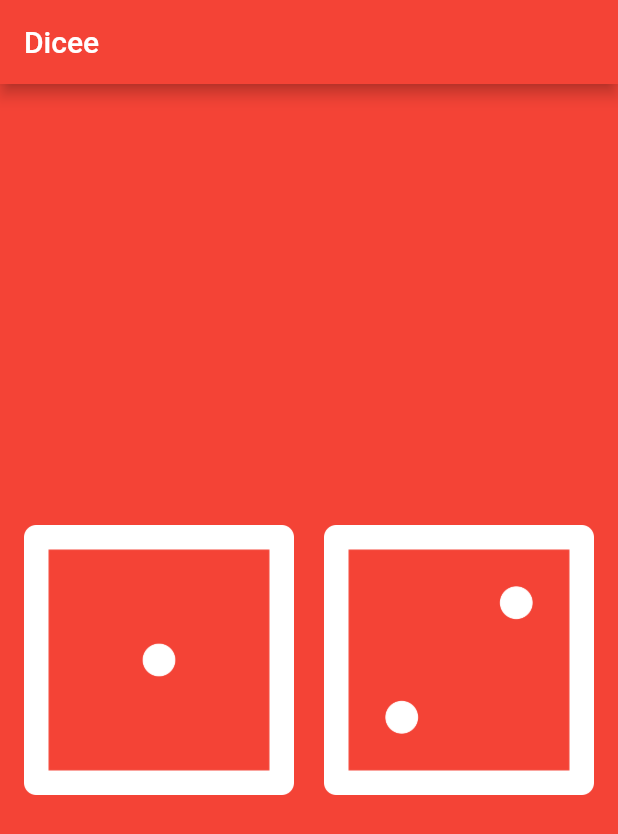
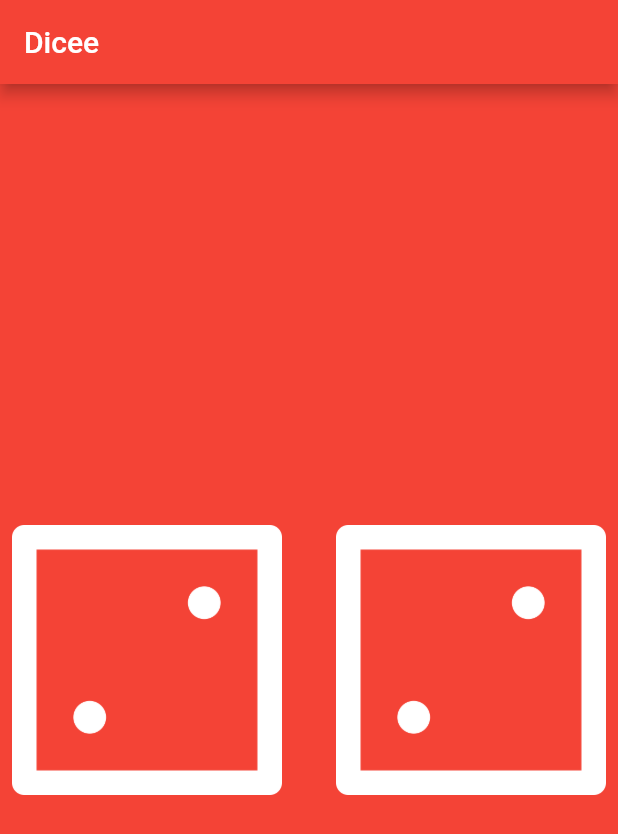
Before and after one commit to rashiop/flutter__dicee_state, a Flutter app: the screen it shows after launch, on a phone screen of 412 x 824 dp. Shown: the top 834 px of the screen. Run offline on Flutter 3.47's test engine with Material 2 defaults, Android fonts, the phone set to English and light mode, and no system bars.

Commit message:
:sparkles: feat: add var

```diff
--- a/lib/main.dart
+++ b/lib/main.dart
@@ -16,22 +16,37 @@ void main() {
 }
 
 class DicePage extends StatelessWidget {
+  int leftDiceNumber = 5;
+
   @override
   Widget build(BuildContext context) {
+    leftDiceNumber = 2;
+
     return Center(
-      child: Padding(
-        padding: const EdgeInsets.all(16.0),
       child: Row(
         children: <Widget>[
           Expanded(
-              child: Image.asset('images/dice1.png'),
+            child: TextButton(
+              onPressed: () {
+                print('Left dice rolled');
+              },
+              child: Image.asset(
+                'images/dice$leftDiceNumber.png',
+              ),
+            ),
           ),
           SizedBox(width: 20.0),
           Expanded(
-              child: Image.asset('images/dice2.png'),
+            child: TextButton(
+              onPressed: () {
+                print('Right dice rolled');
+              },
+              child: Image.asset(
+                'images/dice2.png',
+              ),
+            ),
           ),
         ],
-        ),
       ),
     );
   }
```
Lines whose indentation alone changed are shown as unchanged.
